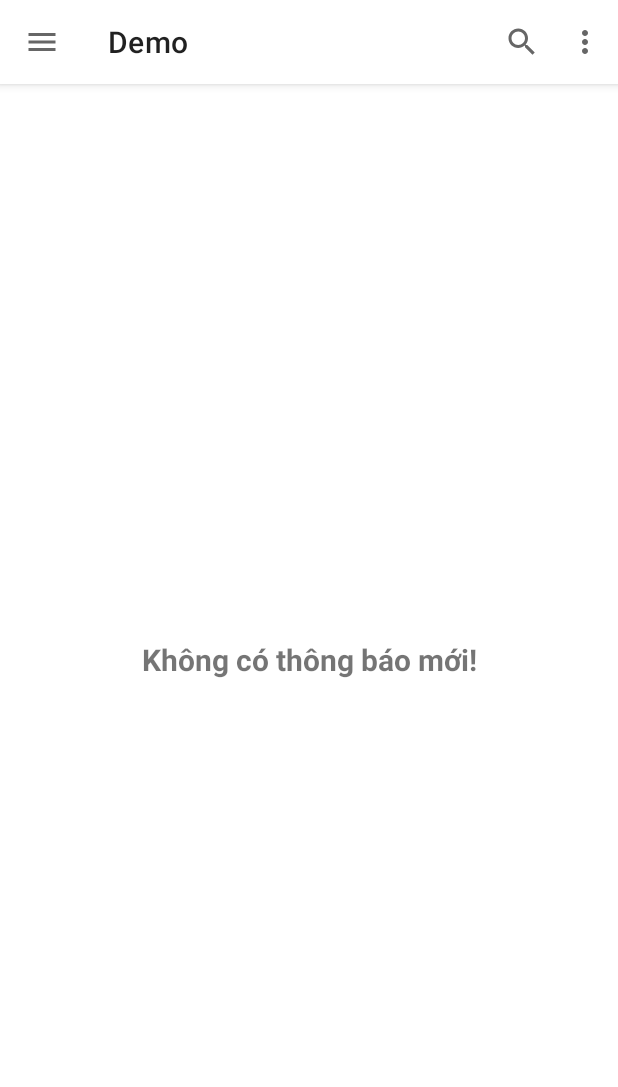
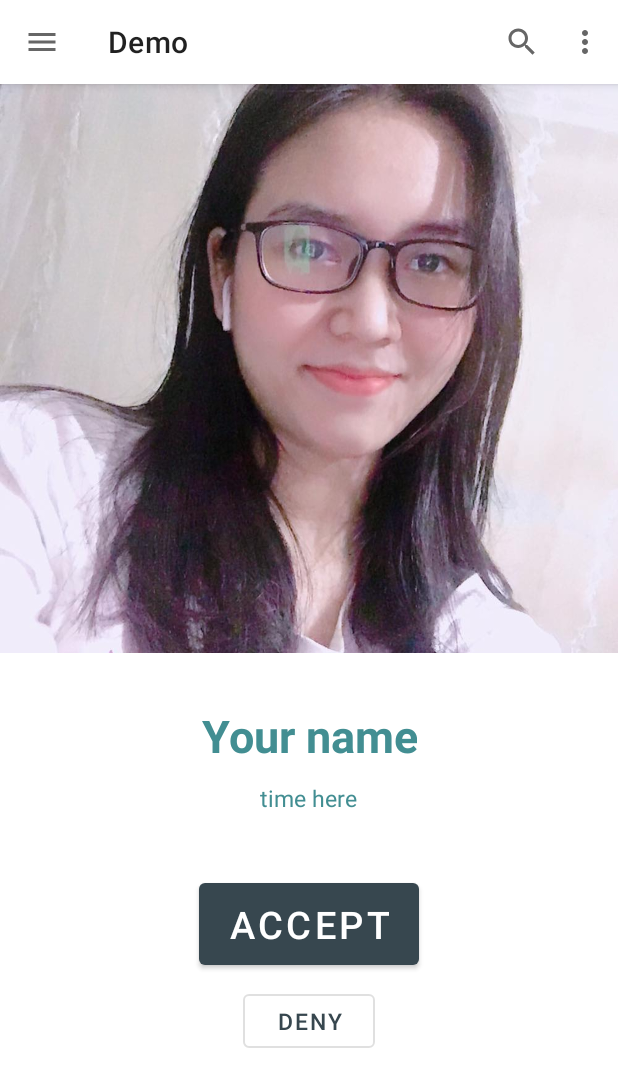
Before and after one commit to nguyen11122001/HomeTracking, an Android app: the layout fragment_notification.xml on its own in the app's theme, with its tools: preview values and no code run, on a phone screen of 412 x 824 dp. Shown: the top 1087 px of the screen. Run offline under Robolectric (Android 15) with nearby library versions, the phone set to English and light mode, and no system bars.

Commit message:
add notification

```diff
--- a/PBL5/app/src/main/java/com/example/demoapp/Model/History.java
+++ b/PBL5/app/src/main/java/com/example/demoapp/Model/History.java
@@ -9,7 +9,6 @@ import java.util.HashMap;
 import java.util.Map;
 
 public class History implements  Serializable{
-    public int id;
     public Boolean isAccepted;
     public String name;
     public String time;
@@ -22,7 +21,6 @@ public class History implements  Serializable{
     @Exclude
     public Map<String, Object> toMap() {
         HashMap<String, Object> result = new HashMap<>();
-        result.put("id", id);
         result.put("isAccepted", isAccepted);
         result.put("name", name);
         result.put("time", time);
--- a/PBL5/app/src/main/java/com/example/demoapp/View/AccountFragment.java
+++ b/PBL5/app/src/main/java/com/example/demoapp/View/AccountFragment.java
@@ -20,6 +20,7 @@ import android.widget.Button;
 
 
 import com.example.demoapp.AddActivity;
+import com.example.demoapp.MainActivity;
 import com.example.demoapp.R;
 import com.example.demoapp.UploadActivity;
 import com.google.firebase.auth.FirebaseUser;
@@ -117,7 +118,7 @@ public class AccountFragment extends Fragment {
                 editor.putString("name","");
                 editor.putString("pass","");
                 editor.apply();
-                Intent intent=new Intent(getActivity(),MainActivity.class);
+                Intent intent=new Intent(getActivity(), MainActivity.class);
                 startActivity(intent);
                 getActivity().finish();
             }
--- a/PBL5/app/src/main/res/layout/activity_home.xml
+++ b/PBL5/app/src/main/res/layout/activity_home.xml
@@ -13,12 +13,13 @@
             android:id="@+id/frame_container"
             android:layout_width="match_parent"
             android:layout_height="0dp"
-            android:layout_weight="1"
+            android:layout_weight=".92"
             app:layout_behavior="@string/appbar_scrolling_view_behavior" />
         <com.google.android.material.bottomnavigation.BottomNavigationView
             android:id="@+id/bottom_navigation"
             android:layout_width="match_parent"
-            android:layout_height="?attr/actionBarSize"
+            android:layout_height="0dp"
+            android:layout_weight=".08"
             app:menu="@menu/navigation"
             />
     </LinearLayout>
--- a/PBL5/app/src/main/res/layout/fragment_notification.xml
+++ b/PBL5/app/src/main/res/layout/fragment_notification.xml
@@ -4,6 +4,7 @@
     android:layout_width="match_parent"
     android:layout_height="match_parent"
     android:orientation="vertical"
+    android:layout_marginBottom="?attr/actionBarSize"
     >
     <com.google.android.material.appbar.AppBarLayout
         android:layout_width="match_parent"
@@ -25,22 +26,25 @@
         android:layout_width="match_parent"
         android:layout_height="match_parent"
         android:orientation="vertical"
-        android:visibility="gone"
+        android:visibility="visible"
         >
 
         <ImageView
             android:id="@+id/iv_notify_image"
             android:layout_width="match_parent"
-            android:layout_height="350dp"
+            android:layout_height="0dp"
+            android:layout_weight=".4"
             android:src="@drawable/photo2"
             android:scaleType="centerCrop"
             android:paddingBottom="20dp"
             />
         <LinearLayout
             android:layout_width="match_parent"
-            android:layout_height="wrap_content"
+            android:layout_height="0dp"
+            android:layout_weight=".15"
             android:orientation="vertical"
             android:gravity="center"
+
             >
             <TextView
                 android:id="@+id/tv_notify"
@@ -48,38 +52,52 @@
                 android:layout_height="wrap_content"
                 android:text="Your name"
                 android:textStyle="bold"
-                android:textSize="40sp"
+                android:textSize="30sp"
+                android:textColor="@color/secondaryLightColor"
+                android:textAlignment="center"
+                android:padding="5dp"
+                />
+            <TextView
+                android:id="@+id/tv_notify_time"
+                android:layout_width="wrap_content"
+                android:layout_height="wrap_content"
+                android:text="time here"
+                android:textStyle="normal"
+                android:textSize="15sp"
                 android:textColor="@color/secondaryLightColor"
                 android:textAlignment="center"
                 android:padding="5dp"
                 />
         </LinearLayout>
+
         <LinearLayout
             android:layout_width="match_parent"
-            android:layout_height="match_parent"
+            android:layout_height="0dp"
+            android:layout_weight=".2"
+            android:gravity="center_horizontal"
             android:orientation="vertical"
-            android:gravity="center_horizontal"
+
             >
+
             <Button
                 android:id="@+id/accept_button"
                 android:layout_width="wrap_content"
                 android:layout_height="wrap_content"
+                android:layout_centerInParent="true"
+                android:layout_marginTop="5dp"
+                android:paddingHorizontal="20dp"
+                android:paddingVertical="10dp"
                 android:text="Accept"
-                android:textSize="25sp"
-                android:paddingHorizontal="30dp"
-                android:paddingVertical="15dp"
-                android:layout_marginTop="5dp"
-                android:layout_centerInParent="true"
-                />
+                android:textSize="25sp" />
+
             <Button
                 android:id="@+id/deny_button"
+                style="?attr/materialButtonOutlinedStyle"
                 android:layout_width="wrap_content"
                 android:layout_height="wrap_content"
+                android:layout_marginTop="7dp"
                 android:text="Deny"
-                style="?attr/materialButtonOutlinedStyle"
-                android:layout_marginTop="14dp"
-                android:textSize="15sp"
-                />
+                android:textSize="15sp" />
         </LinearLayout>
 
     </LinearLayout>
@@ -90,6 +108,7 @@
         android:layout_height="match_parent"
         android:orientation="vertical"
         android:gravity="center_vertical"
+        android:visibility="gone"
         >
         <TextView
             android:layout_width="match_parent"
```
Also changed, not shown: PBL5/app/src/main/java/com/example/demoapp/HomeActivity.java (+58 -29 lines), PBL5/app/src/main/java/com/example/demoapp/Model/NotificationDTO.java (+15 -2 lines), PBL5/app/src/main/java/com/example/demoapp/View/HistoryFragment.java (+8 -32 lines), PBL5/app/src/main/java/com/example/demoapp/View/NotificationFragment.java (+63 -46 lines).
